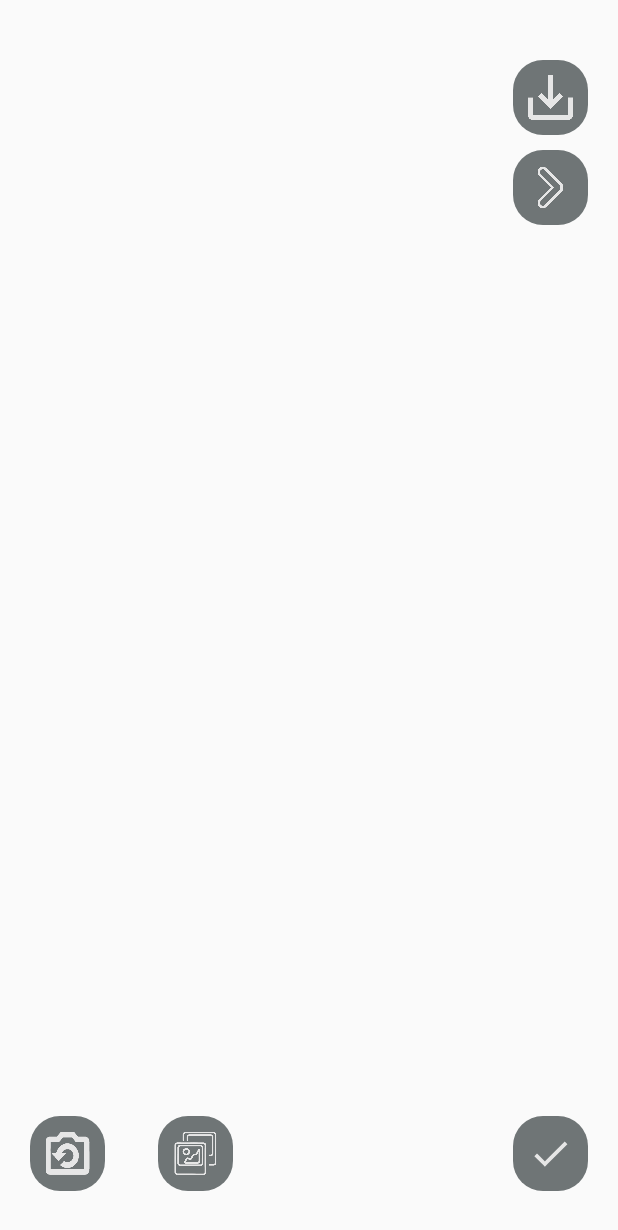
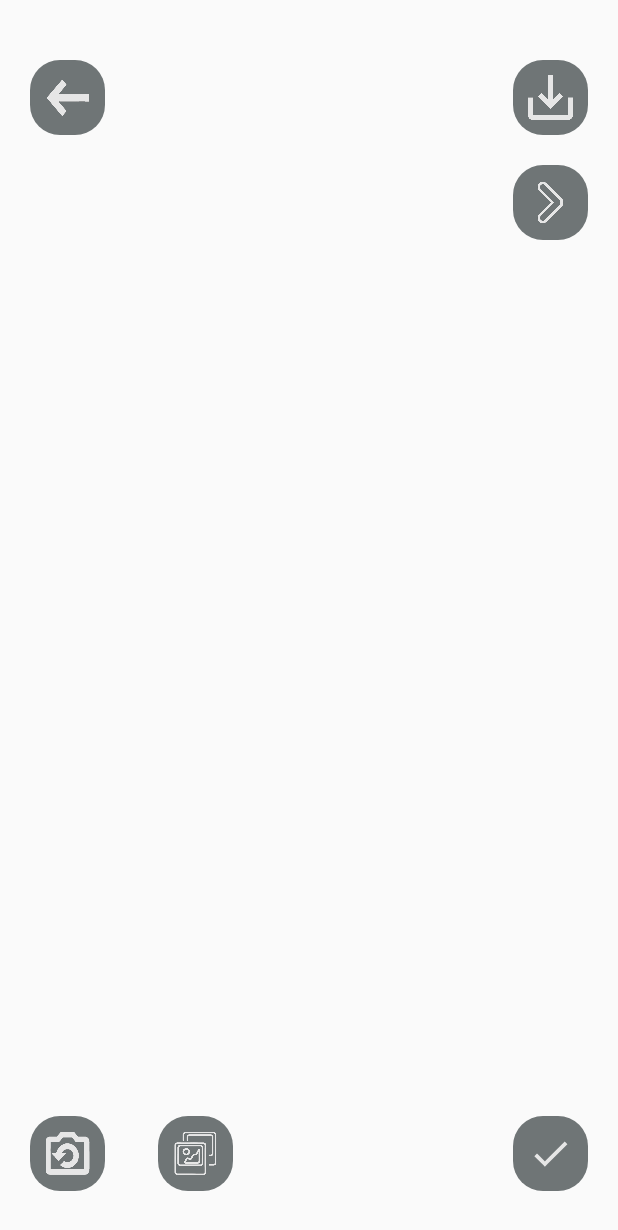
Before and after one commit to mara-h/Kodama, an Android app: the RetakePhotoActivity screen opened directly, with no data from a screen before it, on a phone screen of 412 x 824 dp. Shown: the top 1230 px of the screen. Run offline under Robolectric (Android 15) with nearby library versions, the light colour scheme and no system bars; libraries missing offline, so code that uses them is left out: org.tensorflow.lite; 4 statements that could not run were skipped.

Commit message:
back button added save button confirmation added

```diff
--- a/app/src/main/java/com/example/kodama/view/RetakePhotoActivity.java
+++ b/app/src/main/java/com/example/kodama/view/RetakePhotoActivity.java
@@ -73,6 +73,9 @@ public class RetakePhotoActivity extends Activity {
         ImageButton cancelButton = (ImageButton) findViewById(R.id.btn_x);
         ImageButton savePhoto = (ImageButton) findViewById(R.id.download_photo_button);
         ImageButton gotoButton = (ImageButton) findViewById(R.id.goto_button);
+        ImageView savedPhoto =  (ImageView) findViewById(R.id.saved_photo_button);
+        ImageButton backButton = (ImageButton) findViewById(R.id.back_button);
+
         classitext=(TextView)findViewById(R.id.classifytext);
        // ImageButton useButton = (ImageButton) findViewById(R.id.useAnimated);
      //   ImageView checkAnimation = (ImageView) findViewById(R.id.useAnimated) ;
@@ -81,6 +84,7 @@ public class RetakePhotoActivity extends Activity {
 
         imageView = findViewById(R.id.pictureViewRetake);
 
+        savedPhoto.setVisibility(View.GONE);
         cancelButton.setVisibility(View.GONE);
         classitext.setVisibility(View.GONE);
 
@@ -149,10 +153,6 @@ public class RetakePhotoActivity extends Activity {
         });
 
 
-
-
-
-
         cancelButton.setOnClickListener(new View.OnClickListener() {
             @Override
             public void onClick(View v) {
@@ -166,6 +166,8 @@ public class RetakePhotoActivity extends Activity {
                   Intent mediaStoreUpdateIntent = new Intent(Intent.ACTION_MEDIA_SCANNER_SCAN_FILE);
                   mediaStoreUpdateIntent.setData(Uri.fromFile(imageFile));
                   sendBroadcast(mediaStoreUpdateIntent);
+                  savePhoto.setVisibility(View.GONE);
+                  savedPhoto.setVisibility(View.VISIBLE);
 
                 Toast.makeText(getApplicationContext(),"Imagine salvata. trebuie schimbat sa arate altfel+sa se salveze o data", Toast.LENGTH_SHORT).show();
             }
@@ -178,6 +180,13 @@ public class RetakePhotoActivity extends Activity {
                 Toast.makeText(getApplicationContext(),"nu stiu daca in history sau mai bine catre un google. sau transformam history in baza de date", Toast.LENGTH_SHORT).show();
                 startActivity(new Intent(RetakePhotoActivity.this, HistoryActivity.class));
 
+            }
+        });
+
+        backButton.setOnClickListener(new View.OnClickListener() {
+            @Override
+            public void onClick(View v) {
+                startActivity(new Intent(RetakePhotoActivity.this, HomeActivity.class));
             }
         });
 
@@ -255,9 +264,6 @@ public class RetakePhotoActivity extends Activity {
             Intent intent = new Intent(RetakePhotoActivity.this, RetakePhotoActivity.class);
             intent.putExtra(IMAGE_FILE_LOCATION, picturePath);
             startActivity(intent);
-
-            //imageView.setImageBitmap(BitmapFactory.decodeFile(picturePath)); asa crapa
-           // bitmap = BitmapFactory.decodeFile(picturePath);
         }
     }
 
--- a/app/src/main/res/layout/activity_retake_photo.xml
+++ b/app/src/main/res/layout/activity_retake_photo.xml
@@ -100,17 +100,44 @@
         app:layout_constraintTop_toTopOf="parent"
 
         />
+    <ImageView
+        android:id="@+id/saved_photo_button"
+        android:layout_width="50dp"
+        android:layout_height="50dp"
+        android:layout_marginRight="20dp"
+        android:layout_marginTop="40dp"
+        android:src="@drawable/saved"
+        android:scaleType="fitXY"
+        android:background="@drawable/custom_rounded_edges_square"
+        app:layout_constraintEnd_toEndOf="parent"
+        app:layout_constraintTop_toTopOf="parent"
+
+        />
+
+    <ImageButton
+        android:id="@+id/back_button"
+        android:layout_width="50dp"
+        android:layout_height="50dp"
+        android:layout_marginLeft="20dp"
+        android:layout_marginTop="40dp"
+        android:src="@drawable/back"
+        android:scaleType="fitXY"
+        android:background="@drawable/custom_rounded_edges_square"
+        app:layout_constraintStart_toStartOf="parent"
+        app:layout_constraintTop_toTopOf="parent"
+
+        />
 
     <ImageButton
         android:id="@+id/goto_button"
         android:layout_width="50dp"
         android:layout_height="50dp"
         android:layout_marginRight="20dp"
-        android:layout_marginTop="10dp"
+        android:layout_marginTop="110dp"
         android:src="@drawable/go"
         android:scaleType="fitXY"
         android:background="@drawable/custom_rounded_edges_square"
-        app:layout_constraintTop_toBottomOf="@id/download_photo_button"
+        app:layout_constraintTop_toTopOf="parent"
         app:layout_constraintEnd_toEndOf="parent"
         />
 
```
Also changed, not shown: app/src/main/java/com/example/kodama/view/CameraActivity.java (+10 -0 lines), app/src/main/res/layout/android_camera.xml (+10 -0 lines), app/src/main/res/drawable/back.png (added), app/src/main/res/drawable/saved.png (added).
